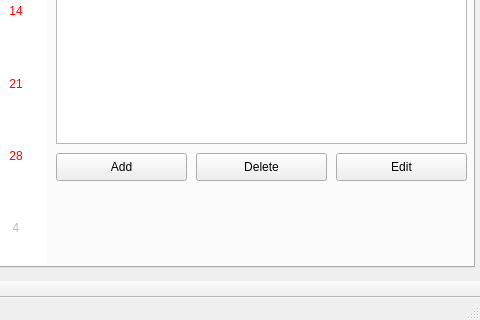
Above: Qt Project Files/SpiralBound/mainwindow.ui from ECU-CSCI-4230/SpiralBound before the change; both pictures show x 456 to 936 and y 322 to 642 of the 936 by 642 pixel window. Below: the same form after it.
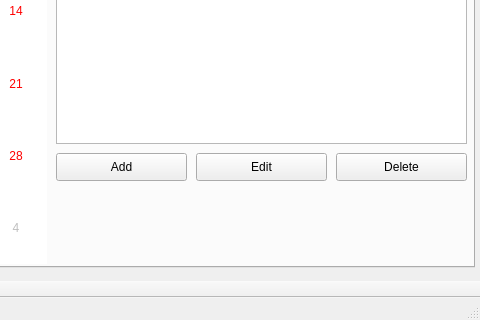
That is the form after the change. Icons and pictures are not drawn.

Patch:
```diff
--- a/Qt Project Files/SpiralBound/mainwindow.ui
+++ b/Qt Project Files/SpiralBound/mainwindow.ui
@@ -107,7 +107,7 @@
      <widget class="QPushButton" name="pushButton_deleteEvent">
       <property name="geometry">
        <rect>
-        <x>650</x>
+        <x>790</x>
         <y>420</y>
         <width>131</width>
         <height>28</height>
@@ -120,7 +120,7 @@
      <widget class="QPushButton" name="pushButton_editEvent">
       <property name="geometry">
        <rect>
-        <x>790</x>
+        <x>650</x>
         <y>420</y>
         <width>131</width>
         <height>28</height>
```
